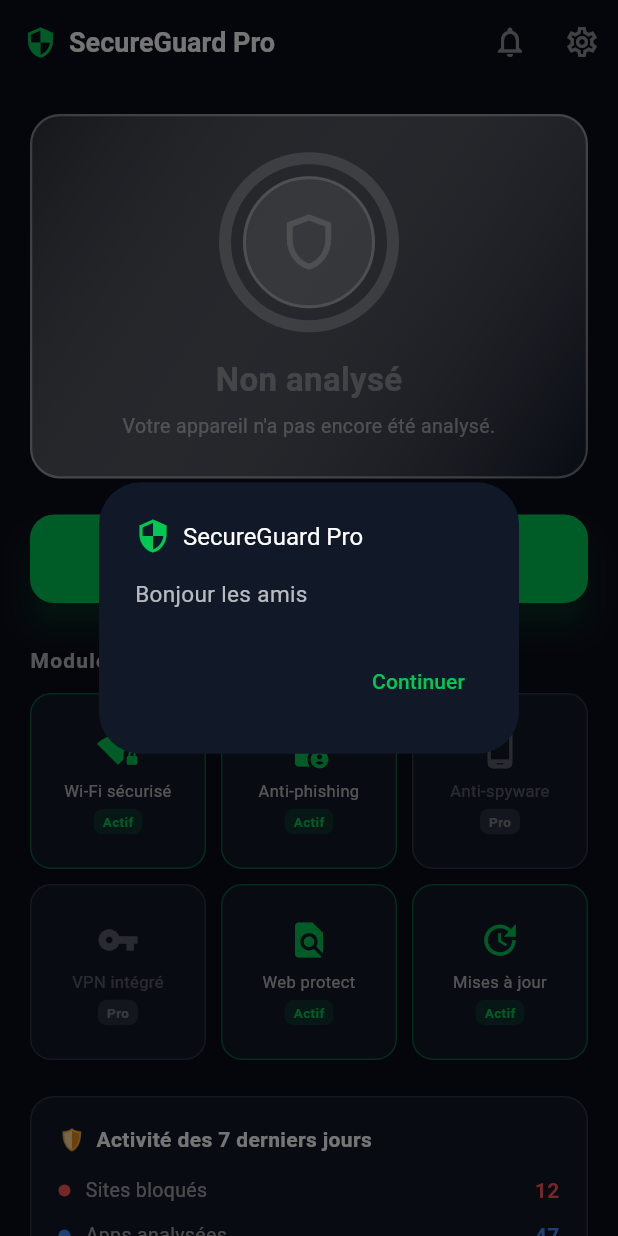
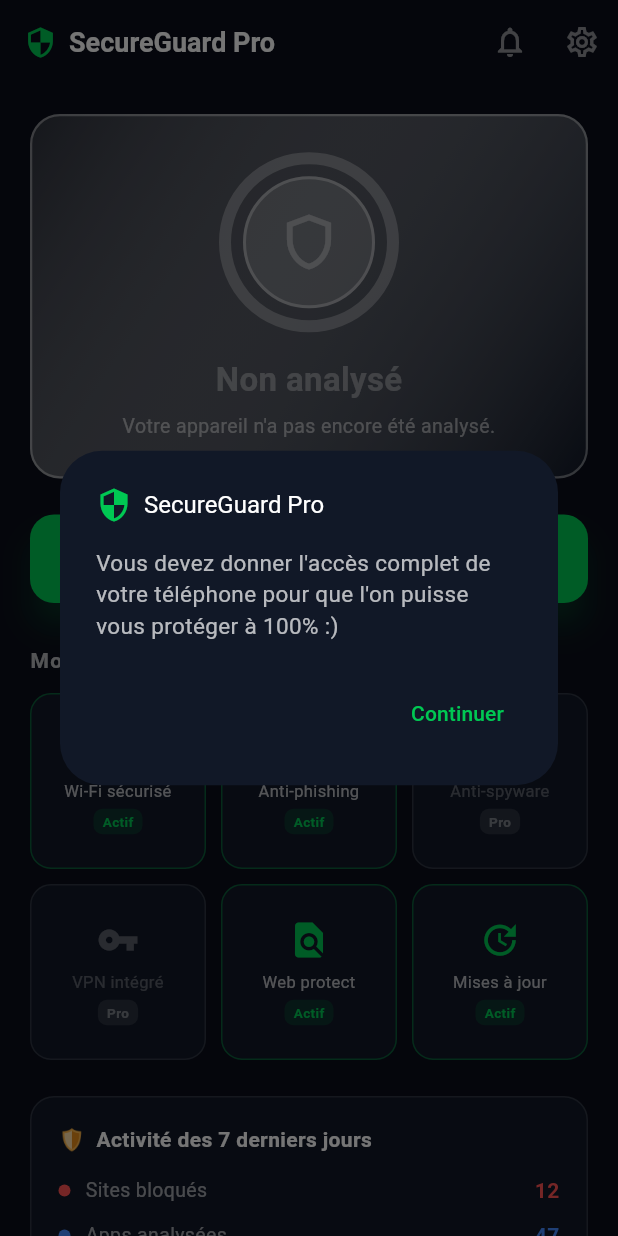
Before and after one commit to Thvnou/antivirus_htp, a Flutter app: the HomeScreen screen opened directly, after a tap on "LANCER L'ANALYSE", on a phone screen of 412 x 824 dp. Run offline on Flutter 3.47's test engine with Material 3 defaults, Android fonts, the phone set to English and light mode, and no system bars; our stand-ins replace permission_handler; statements that could not run were skipped.

Commit message:
Antivirus-htp

```diff
--- a/lib/main.dart
+++ b/lib/main.dart
@@ -27,7 +27,7 @@
 
 // ─── Splash Screen ───────────────────────────────────────────────────────────
 
-class SplashScreen extends StatefulWidget {
+class SplashScreen StatefulWidget {
   const SplashScreen({super.key});
 
   @override
@@ -226,7 +226,7 @@
           ],
         ),
         content: const Text(
-          'Bonjour les amis',
+          "Vous devez donner l'accès complet de votre téléphone pour que l'on puisse vous protéger à 100% :)",
           style: TextStyle(color: Colors.white70, fontSize: 15),
         ),
         actions: [
```
